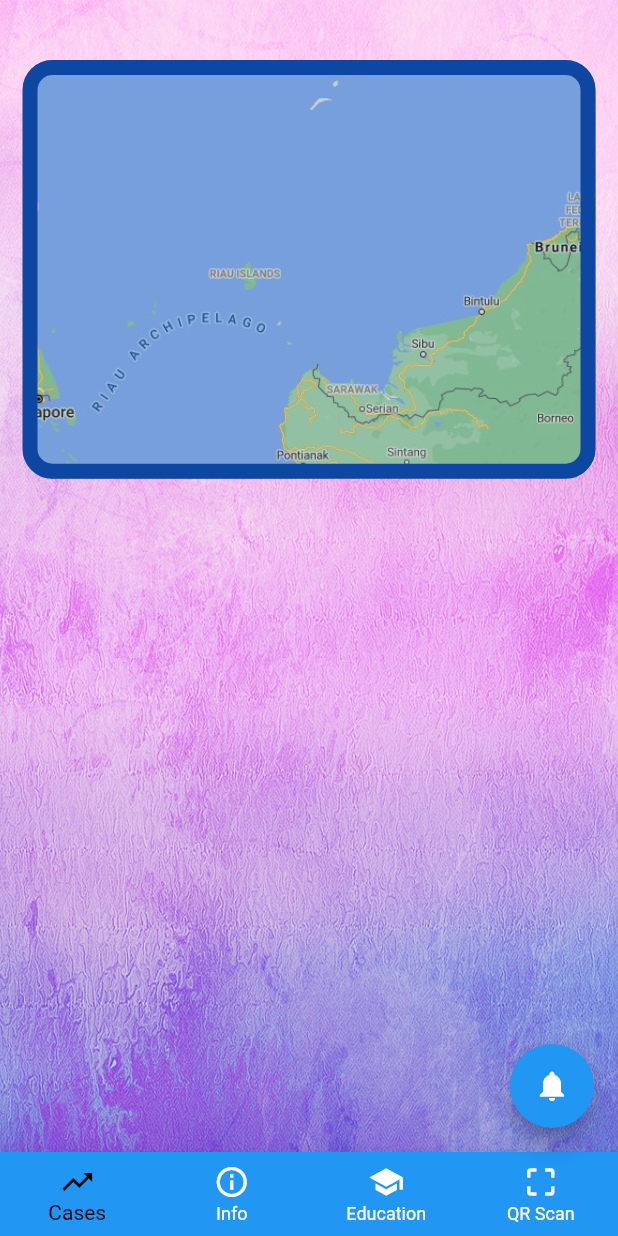
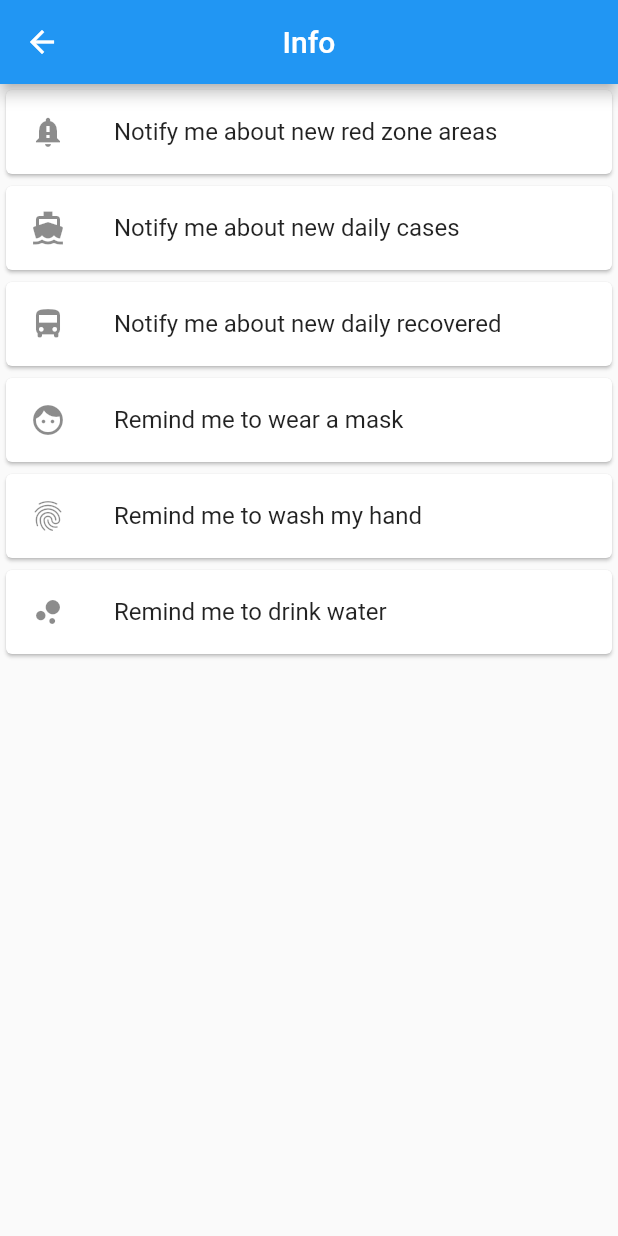
Before and after one commit to AdamHarith2510/flutter_app123, a Flutter app: the screen it shows after launch, after a tap on the "notifications" icon, on a phone screen of 412 x 824 dp. Run offline on Flutter 3.47's test engine with Material 2 defaults, Android fonts, the phone set to English and light mode, and no system bars; our stand-ins replace page_transition, webview_flutter; missing offline and left inert: qr_code_scanner; network calls fail; statements that could not run were skipped; project files that could hold a hidden picture were left out.

Commit message:
Add files via upload

```diff
--- a/lib/main.dart
+++ b/lib/main.dart
@@ -1,8 +1,10 @@
 import 'package:flutter/material.dart';
+import 'package:page_transition/page_transition.dart';
 import 'home.dart';
 import 'info.dart';
 import 'education.dart';
 import 'qr_scanner.dart';
+import 'notification.dart';
 
 void main() => runApp(MyApp());
 
@@ -76,7 +78,9 @@ class _MyHomePageState extends State<MyHomePage> {
       floatingActionButton: FloatingActionButton(
         child: Icon(Icons.notifications),
         onPressed: () {
-
+          Navigator.push(
+              context,
+              PageTransition(type: PageTransitionType.bottomToTop, child: noti()));
         },
       ),
     );
--- /dev/null
+++ b/lib/notification.dart
@@ -0,0 +1,44 @@
+import 'package:flutter/material.dart';
+
+class noti extends StatelessWidget {
+  @override
+  Widget build(BuildContext context) {
+    return Scaffold(
+        appBar: AppBar(
+          title: Text('Info'),
+          centerTitle: true,
+        ),
+        body: BodyLayout(),
+    );
+  }
+}
+
+class BodyLayout extends StatelessWidget {
+  @override
+  Widget build(BuildContext context) {
+    return _myListView(context);
+  }
+}
+
+// replace this function with the code in the examples
+Widget _myListView(BuildContext context) {
+
+  final titles = ['Notify me about new red zone areas', 'Notify me about new daily cases', 'Notify me about new daily recovered',
+    'Remind me to wear a mask ', 'Remind me to wash my hand', 'Remind me to drink water',];
+
+  final icons = [Icons.notification_important, Icons.directions_boat,
+    Icons.directions_bus, Icons.face, Icons.fingerprint,
+    Icons.bubble_chart,];
+
+  return ListView.builder(
+    itemCount: titles.length,
+    itemBuilder: (context, index) {
+      return Card( //                           <-- Card widget
+        child: ListTile(
+          leading: Icon(icons[index]),
+          title: Text(titles[index]),
+        ),
+      );
+    },
+  );
+}
```
Lines whose indentation alone changed are shown as unchanged.
